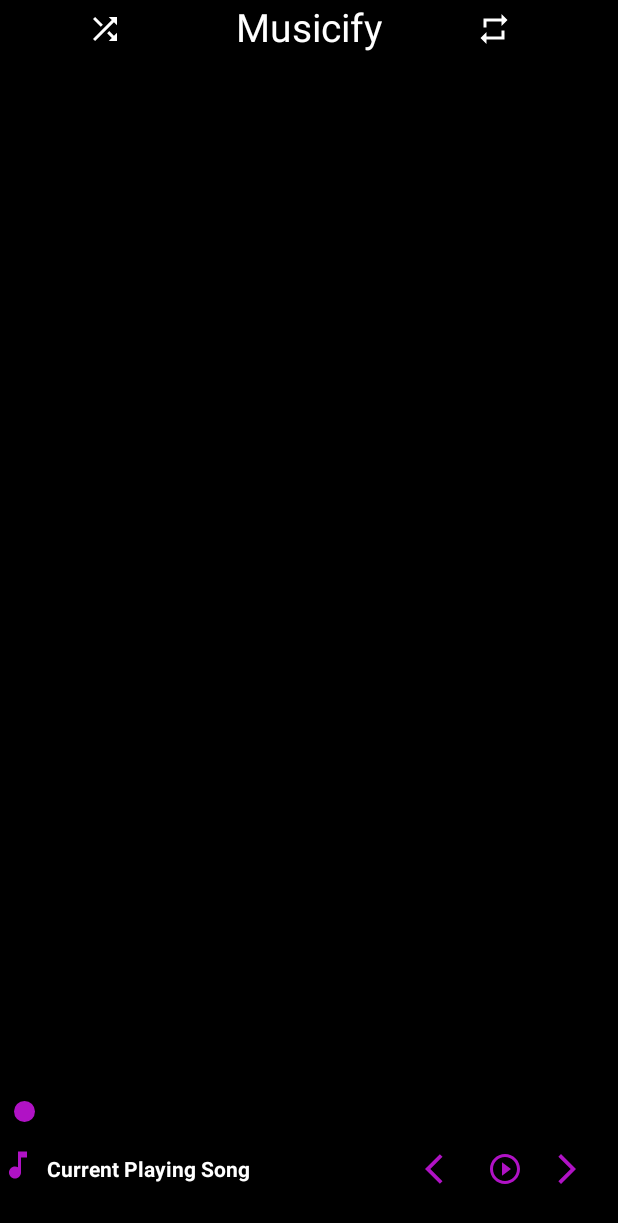
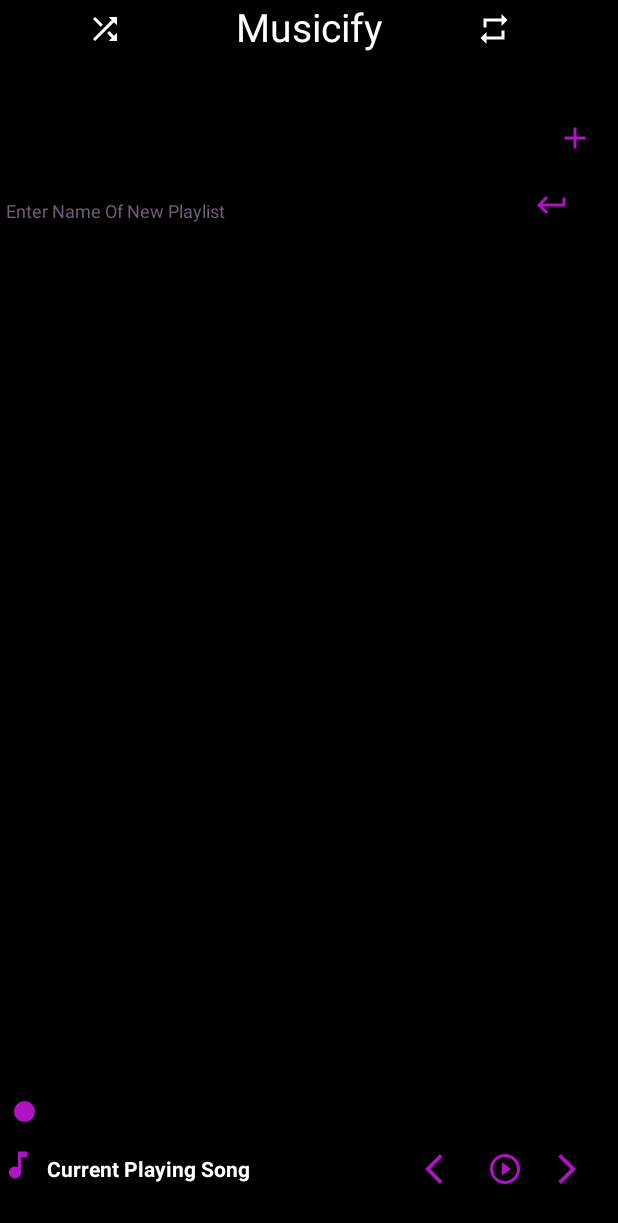
Before and after one commit to JayceFR/Musicify, an Android app: the screen it shows after launch (MainActivity), on a phone screen of 412 x 824 dp. Shown: the top 1223 px of the screen. Run offline under Robolectric (Android 15) with nearby library versions, the phone set to English and light mode, and no system bars; libraries missing offline, so code that uses them is left out: com.google.android.exoplayer2, jp.wasabeef.recyclerview; 2 statements that could not run were skipped.

Commit message:
Modified layout supporting creating a new playlist

```diff
--- /dev/null
+++ b/app/src/main/res/drawable/ic_add.xml
@@ -0,0 +1,5 @@
+<vector android:height="24dp" android:tint="#B012C5"
+    android:viewportHeight="24" android:viewportWidth="24"
+    android:width="24dp" xmlns:android="http://schemas.android.com/apk/res/android">
+    <path android:fillColor="@android:color/white" android:pathData="M19,13h-6v6h-2v-6H5v-2h6V5h2v6h6v2z"/>
+</vector>
--- /dev/null
+++ b/app/src/main/res/drawable/ic_return.xml
@@ -0,0 +1,5 @@
+<vector android:autoMirrored="true" android:height="24dp"
+    android:tint="#B012C5" android:viewportHeight="24"
+    android:viewportWidth="24" android:width="24dp" xmlns:android="http://schemas.android.com/apk/res/android">
+    <path android:fillColor="@android:color/white" android:pathData="M19,7v4H5.83l3.58,-3.59L8,6l-6,6 6,6 1.41,-1.41L5.83,13H21V7z"/>
+</vector>
--- a/app/src/main/res/layout/activity_main.xml
+++ b/app/src/main/res/layout/activity_main.xml
@@ -40,15 +40,53 @@
         app:layout_constraintStart_toStartOf="parent" />
 
     <androidx.recyclerview.widget.RecyclerView
-        android:layout_width="match_parent"
-        android:layout_height="70dp"
         android:id="@+id/playlist_recylerView"
+        android:layout_width="371dp"
+        android:layout_height="65dp"
         app:layout_constraintBottom_toTopOf="@+id/recyclerView"
         app:layout_constraintEnd_toEndOf="parent"
         app:layout_constraintHorizontal_bias="0.0"
         app:layout_constraintStart_toStartOf="parent"
-        app:layout_constraintTop_toBottomOf="@+id/textView2"
-        />
+        app:layout_constraintTop_toBottomOf="@+id/textView2" />
+
+    <TextView
+        android:id="@+id/show_add_playlist_txtbox"
+        android:layout_width="0dp"
+        android:layout_height="wrap_content"
+        app:drawableStartCompat="@drawable/ic_add"
+        app:layout_constraintEnd_toEndOf="parent"
+        app:layout_constraintBottom_toTopOf="@+id/recyclerView"
+        app:layout_constraintHorizontal_bias="0.0"
+        app:layout_constraintStart_toEndOf="@+id/playlist_recylerView"
+        app:layout_constraintTop_toBottomOf="@+id/textView2" />
+
+    <EditText
+        android:id="@+id/add_playlist_textbox"
+        android:layout_width="356dp"
+        android:layout_height="35dp"
+        android:layout_marginTop="10dp"
+        android:hint="Enter Name Of New Playlist"
+        android:textColorHint="#755E7C"
+        android:textSize="12sp"
+        android:inputType="text"
+        android:textColor="@color/white"
+        android:visibility="visible"
+        app:layout_constraintBottom_toTopOf="@+id/recyclerView"
+        app:layout_constraintEnd_toEndOf="parent"
+        app:layout_constraintHorizontal_bias="0.0"
+        app:layout_constraintStart_toStartOf="parent"
+        app:layout_constraintTop_toBottomOf="@+id/playlist_recylerView" />
+
+    <TextView
+        android:id="@+id/add_playlist_btn"
+        android:layout_width="0dp"
+        android:layout_height="wrap_content"
+        app:drawableStartCompat="@drawable/ic_return"
+        app:layout_constraintEnd_toEndOf="parent"
+        app:layout_constraintHorizontal_bias="0.0"
+        app:layout_constraintStart_toEndOf="@+id/add_playlist_textbox"
+        app:layout_constraintTop_toBottomOf="@id/playlist_recylerView"
+        app:layout_constraintBottom_toTopOf="@id/recyclerView" />
 
     <androidx.recyclerview.widget.RecyclerView
         android:id="@+id/recyclerView"
@@ -138,4 +176,5 @@
 
     </androidx.constraintlayout.widget.ConstraintLayout>
 
+
 </androidx.constraintlayout.widget.ConstraintLayout>
```
